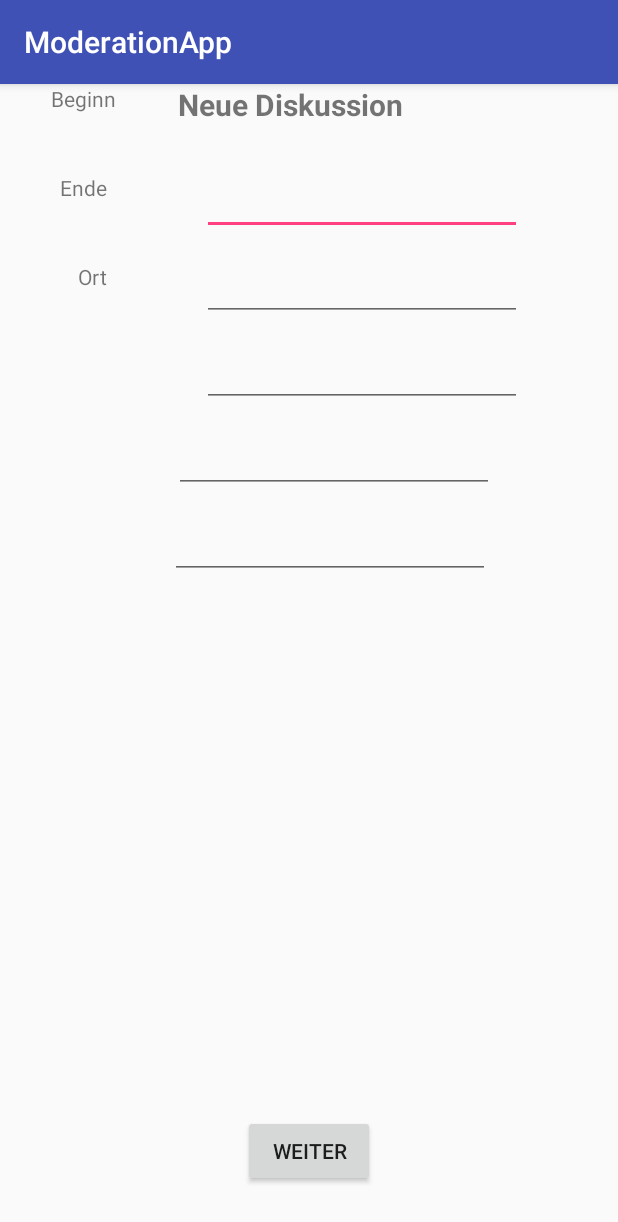
After one commit to AIIucard/ModerationApp, an Android app: the NewDiscussionActivity screen opened directly, with no data from a screen before it, on a phone screen of 412 x 824 dp. The commit adds this screen. Shown: the top 1222 px of the screen. Run offline under Robolectric (Android 15) with nearby library versions, the phone set to English and light mode, and no system bars.

Commit message:
customize NewDiscussion add moderationsicon.png

```diff
--- a/app/src/main/AndroidManifest.xml
+++ b/app/src/main/AndroidManifest.xml
@@ -6,9 +6,9 @@
 
     <application
         android:allowBackup="true"
-        android:icon="@mipmap/ic_launcher"
+        android:icon="@mipmap/moderationicon"
         android:label="@string/app_name"
-        android:roundIcon="@mipmap/ic_launcher_round"
+        android:roundIcon="@mipmap/moderationicon"
         android:supportsRtl="true"
         android:theme="@style/AppTheme">
         <activity android:name=".MainActivity">
@@ -18,7 +18,8 @@
                 <category android:name="android.intent.category.LAUNCHER" />
             </intent-filter>
         </activity>
-        <activity android:name=".AddKeywordActivity"></activity>
+        <activity android:name=".AddKeywordActivity" />
+        <activity android:name=".NewDiscussionActivity"></activity>
     </application>
 
 </manifest>
--- a/app/src/main/java/research/dresden/htw/moderationapp/AddKeywordActivity.java
+++ b/app/src/main/java/research/dresden/htw/moderationapp/AddKeywordActivity.java
@@ -59,7 +59,7 @@ public class AddKeywordActivity extends AppCompatActivity {
         }
     }
 
-    @Override
+  /*  @Override
     public void onWindowFocusChanged(boolean hasFocus) {
         super.onWindowFocusChanged(hasFocus);
         if (hasFocus) {
@@ -71,5 +71,5 @@ public class AddKeywordActivity extends AppCompatActivity {
                             | View.SYSTEM_UI_FLAG_FULLSCREEN
                             | View.SYSTEM_UI_FLAG_IMMERSIVE_STICKY);
         }
-    }
+    } */
 }
--- a/app/src/main/java/research/dresden/htw/moderationapp/MainActivity.java
+++ b/app/src/main/java/research/dresden/htw/moderationapp/MainActivity.java
@@ -18,10 +18,20 @@ public class MainActivity extends AppCompatActivity {
                 button_start_add_keyword_activity();
             }
         });
+        findViewById(R.id.button_new_discussion).setOnClickListener(new View.OnClickListener() {
+            @Override
+            public void onClick(View v) {
+                button_start_new_disussion_activity();
+            }
+        });
     }
 
     private void button_start_add_keyword_activity() {
         startActivity(new Intent(getBaseContext(), AddKeywordActivity.class));
+    }
+
+    private void button_start_new_disussion_activity() {
+        startActivity(new Intent(getBaseContext(), NewDiscussionActivity.class));
     }
 
    /* @Override
--- /dev/null
+++ b/app/src/main/java/research/dresden/htw/moderationapp/NewDiscussionActivity.java
@@ -0,0 +1,17 @@
+package research.dresden.htw.moderationapp;
+
+import android.content.Intent;
+import android.support.v7.app.AppCompatActivity;
+import android.os.Bundle;
+import android.view.View;
+
+public class NewDiscussionActivity extends AppCompatActivity {
+
+    @Override
+    protected void onCreate(Bundle savedInstanceState) {
+        super.onCreate(savedInstanceState);
+        setContentView(R.layout.activity_new_discussion);
+    }
+
+
+}
--- /dev/null
+++ b/app/src/main/res/layout/activity_new_discussion.xml
@@ -0,0 +1,154 @@
+<?xml version="1.0" encoding="utf-8"?>
+<android.support.constraint.ConstraintLayout xmlns:android="http://schemas.android.com/apk/res/android"
+    xmlns:app="http://schemas.android.com/apk/res-auto"
+    xmlns:tools="http://schemas.android.com/tools"
+    android:layout_width="match_parent"
+    android:layout_height="match_parent"
+    tools:context=".NewDiscussionActivity">
+
+    <TextView
+        android:id="@+id/textView_titel_new_discussion"
+        android:layout_width="387dp"
+        android:layout_height="0dp"
+        android:gravity="center_horizontal"
+        android:text="Neue Diskussion"
+        android:textIsSelectable="false"
+        android:textSize="20sp"
+        android:textStyle="bold"
+        app:layout_constraintTop_toTopOf="parent"
+        tools:layout_editor_absoluteX="0dp" />
+
+    <TextView
+        android:id="@+id/textView_thema"
+        android:layout_width="wrap_content"
+        android:layout_height="wrap_content"
+        android:layout_marginBottom="8dp"
+        android:layout_marginEnd="8dp"
+        android:layout_marginStart="8dp"
+        android:layout_marginTop="8dp"
+        android:text="Thema"
+        app:layout_constraintBottom_toTopOf="@+id/textView_date"
+        app:layout_constraintEnd_toStartOf="@+id/editText_thema"
+        app:layout_constraintHorizontal_bias="0.478"
+        app:layout_constraintStart_toStartOf="parent"
+        app:layout_constraintTop_toBottomOf="@+id/textView_titel_new_discussion" />
+
+    <TextView
+        android:id="@+id/textView_date"
+        android:layout_width="wrap_content"
+        android:layout_height="wrap_content"
+        android:layout_marginBottom="40dp"
+        android:layout_marginEnd="8dp"
+        android:layout_marginStart="8dp"
+        android:text="Datum"
+        app:layout_constraintBottom_toTopOf="@+id/textView_start_time"
+        app:layout_constraintEnd_toStartOf="@+id/editText_discussion_date"
+        app:layout_constraintStart_toStartOf="parent" />
+
+    <TextView
+        android:id="@+id/textView_start_time"
+        android:layout_width="wrap_content"
+        android:layout_height="wrap_content"
+        android:layout_marginEnd="8dp"
+        android:layout_marginStart="28dp"
+        android:text="Beginn"
+        app:layout_constraintEnd_toStartOf="@+id/editText_discussion_start"
+        app:layout_constraintHorizontal_bias="0.111"
+        app:layout_constraintStart_toStartOf="parent"
+        tools:layout_editor_absoluteY="184dp" />
+
+    <TextView
+        android:id="@+id/textView_end_time"
+        android:layout_width="wrap_content"
+        android:layout_height="wrap_content"
+        android:layout_marginStart="40dp"
+        android:layout_marginTop="40dp"
+        android:text="Ende"
+        app:layout_constraintStart_toStartOf="parent"
+        app:layout_constraintTop_toBottomOf="@+id/textView_start_time" />
+
+    <TextView
+        android:id="@+id/textView_place"
+        android:layout_width="wrap_content"
+        android:layout_height="wrap_content"
+        android:layout_marginStart="52dp"
+        android:layout_marginTop="40dp"
+        android:text="Ort"
+        app:layout_constraintStart_toStartOf="parent"
+        app:layout_constraintTop_toBottomOf="@+id/textView_end_time" />
+
+    <EditText
+        android:id="@+id/editText_thema"
+        android:layout_width="wrap_content"
+        android:layout_height="wrap_content"
+        android:layout_marginEnd="64dp"
+        android:layout_marginTop="28dp"
+        android:ems="10"
+        android:inputType="textPersonName"
+        app:layout_constraintEnd_toEndOf="parent"
+        app:layout_constraintTop_toBottomOf="@+id/textView_titel_new_discussion" />
+
+    <EditText
+        android:id="@+id/editText_discussion_date"
+        android:layout_width="wrap_content"
+        android:layout_height="wrap_content"
+        android:layout_marginEnd="64dp"
+        android:layout_marginTop="12dp"
+        android:ems="10"
+        android:inputType="date"
+        app:layout_constraintEnd_toEndOf="parent"
+        app:layout_constraintTop_toBottomOf="@+id/editText_thema" />
+
+    <EditText
+        android:id="@+id/editText_discussion_start"
+        android:layout_width="wrap_content"
+        android:layout_height="wrap_content"
+        android:layout_marginEnd="64dp"
+        android:layout_marginTop="12dp"
+        android:ems="10"
+        android:inputType="time"
+        app:layout_constraintEnd_toEndOf="parent"
+        app:layout_constraintTop_toBottomOf="@+id/editText_discussion_date" />
+
+    <EditText
+        android:id="@+id/editText_discussion_end"
+        android:layout_width="wrap_content"
+        android:layout_height="wrap_content"
+        android:layout_marginEnd="8dp"
+        android:layout_marginTop="12dp"
+        android:ems="10"
+        android:inputType="time"
+        app:layout_constraintEnd_toEndOf="parent"
+        app:layout_constraintHorizontal_bias="0.377"
+        app:layout_constraintStart_toEndOf="@+id/textView_end_time"
+        app:layout_constraintTop_toBottomOf="@+id/editText_discussion_start" />
+
+    <EditText
+        android:id="@+id/editText_discussion_place"
+        android:layout_width="wrap_content"
+        android:layout_height="wrap_content"
+        android:layout_marginEnd="8dp"
+        android:layout_marginStart="8dp"
+        android:layout_marginTop="12dp"
+        android:ems="10"
+        android:inputType="textPersonName"
+        app:layout_constraintEnd_toEndOf="parent"
+        app:layout_constraintHorizontal_bias="0.308"
+        app:layout_constraintStart_toEndOf="@+id/textView_place"
+        app:layout_constraintTop_toBottomOf="@+id/editText_discussion_end" />
+
+    <Button
+        android:id="@+id/button_new_discussion_next"
+        android:layout_width="wrap_content"
+        android:layout_height="wrap_content"
+        android:layout_marginBottom="8dp"
+        android:layout_marginEnd="8dp"
+        android:layout_marginStart="8dp"
+        android:text="@string/button_next"
+        app:layout_constraintBottom_toBottomOf="parent"
+        app:layout_constraintEnd_toEndOf="parent"
+        app:layout_constraintStart_toStartOf="parent"
+        app:layout_constraintTop_toBottomOf="@+id/editText_discussion_place"
+        app:layout_constraintVertical_bias="0.935" />
+
+</android.support.constraint.ConstraintLayout>
--- a/app/src/main/res/values/strings.xml
+++ b/app/src/main/res/values/strings.xml
@@ -6,4 +6,5 @@
     <string name="teilnehmerverwaltung">Teilnehmerverwaltung</string>
     <string name="disskusionsverwaltung">Disskusionsverwaltung</string>
     <string name="einstellungen">Einstellungen</string>
+    <string name="button_next">Weiter</string>
 </resources>
```
Also changed, not shown: app/src/main/res/drawable/thisissicklogo.png (added), app/src/main/res/mipmap-hdpi/moderationicon.png (added), app/src/main/res/mipmap-mdpi/moderationicon.png (added), app/src/main/res/mipmap-xhdpi/moderationicon.png (added), app/src/main/res/mipmap-xxhdpi/moderationicon.png (added), app/src/main/res/mipmap-xxxhdpi/moderationicon.png (added).
